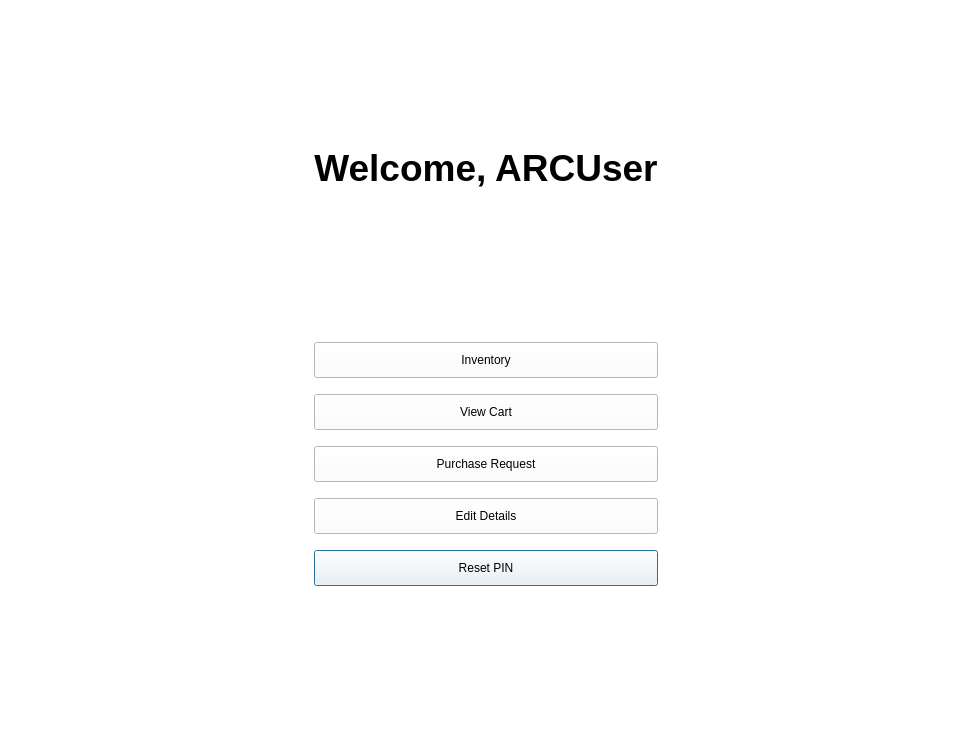
Qt form userprofile.ui (arc-bphc/sims-gui) before a commit.
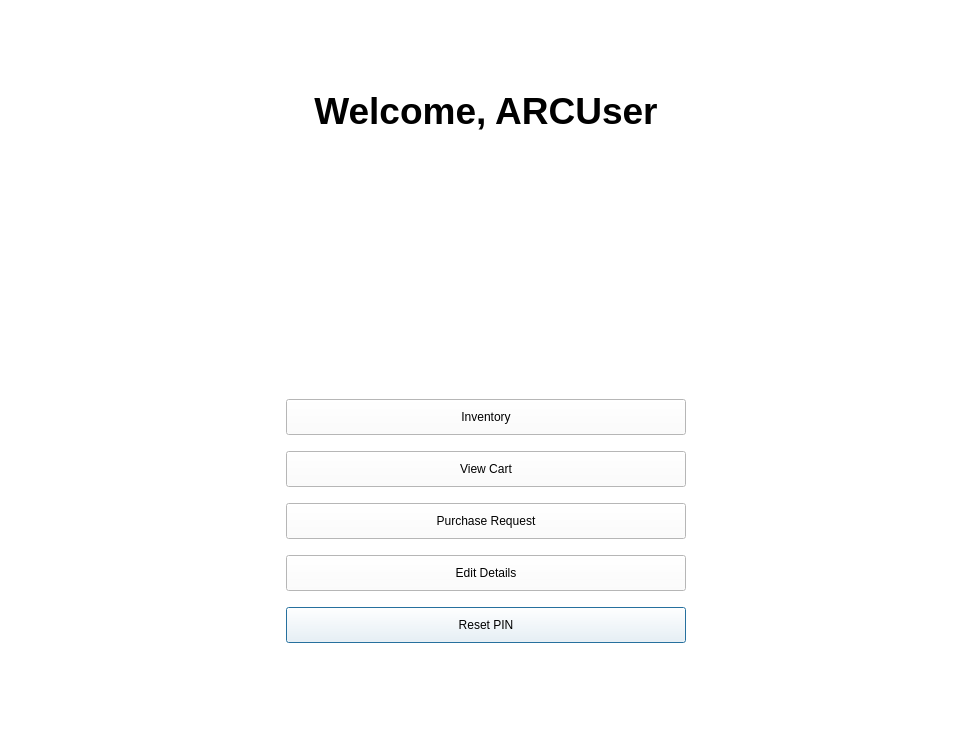
The same form after that commit. Icons and pictures are not drawn.

```diff
--- a/userprofile.ui
+++ b/userprofile.ui
@@ -37,14 +37,26 @@
        </property>
       </spacer>
      </item>
-     <item row="7" column="1">
+     <item row="9" column="1">
       <widget class="QPushButton" name="resetPinButton">
+       <property name="minimumSize">
+        <size>
+         <width>400</width>
+         <height>0</height>
+        </size>
+       </property>
+       <property name="maximumSize">
+        <size>
+         <width>400</width>
+         <height>16777215</height>
+        </size>
+       </property>
        <property name="text">
         <string>Reset PIN</string>
        </property>
       </widget>
      </item>
-     <item row="9" column="1">
+     <item row="11" column="1">
       <spacer name="verticalSpacer">
        <property name="orientation">
         <enum>Qt::Vertical</enum>
@@ -70,7 +82,7 @@
        </property>
       </widget>
      </item>
-     <item row="2" column="1">
+     <item row="4" column="1">
       <spacer name="verticalSpacer_3">
        <property name="orientation">
         <enum>Qt::Vertical</enum>
@@ -83,15 +95,39 @@
        </property>
       </spacer>
      </item>
-     <item row="3" column="1">
+     <item row="5" column="1">
       <widget class="QPushButton" name="inventoryButton">
+       <property name="minimumSize">
+        <size>
+         <width>400</width>
+         <height>0</height>
+        </size>
+       </property>
+       <property name="maximumSize">
+        <size>
+         <width>400</width>
+         <height>16777215</height>
+        </size>
+       </property>
        <property name="text">
         <string>Inventory</string>
        </property>
       </widget>
      </item>
-     <item row="5" column="1">
+     <item row="7" column="1">
       <widget class="QPushButton" name="requestButton">
+       <property name="minimumSize">
+        <size>
+         <width>400</width>
+         <height>0</height>
+        </size>
+       </property>
+       <property name="maximumSize">
+        <size>
+         <width>400</width>
+         <height>16777215</height>
+        </size>
+       </property>
        <property name="text">
         <string>Purchase Request</string>
        </property>
@@ -101,8 +137,20 @@
        </property>
       </widget>
      </item>
-     <item row="6" column="1">
+     <item row="8" column="1">
       <widget class="QPushButton" name="editDetailsButton">
+       <property name="minimumSize">
+        <size>
+         <width>400</width>
+         <height>0</height>
+        </size>
+       </property>
+       <property name="maximumSize">
+        <size>
+         <width>400</width>
+         <height>16777215</height>
+        </size>
+       </property>
        <property name="text">
         <string>Edit Details</string>
        </property>
@@ -134,13 +182,63 @@
        </property>
       </spacer>
      </item>
-     <item row="4" column="1">
+     <item row="6" column="1">
       <widget class="QPushButton" name="cartButton">
+       <property name="minimumSize">
+        <size>
+         <width>400</width>
+         <height>0</height>
+        </size>
+       </property>
+       <property name="maximumSize">
+        <size>
+         <width>400</width>
+         <height>16777215</height>
+        </size>
+       </property>
        <property name="text">
         <string>View Cart</string>
        </property>
       </widget>
      </item>
+     <item row="2" column="1">
+      <spacer name="verticalSpacer_4">
+       <property name="orientation">
+        <enum>Qt::Vertical</enum>
+       </property>
+       <property name="sizeHint" stdset="0">
+        <size>
+         <width>20</width>
+         <height>40</height>
+        </size>
+       </property>
+      </spacer>
+     </item>
+     <item row="3" column="1" alignment="Qt::AlignHCenter">
+      <widget class="QLabel" name="profilePic">
+       <property name="minimumSize">
+        <size>
+         <width>75</width>
+         <height>75</height>
+        </size>
+       </property>
+       <property name="maximumSize">
+        <size>
+         <width>150</width>
+         <height>150</height>
+        </size>
+       </property>
+       <property name="text">
+        <string/>
+       </property>
+       <property name="pixmap">
+        <pixmap>index.png</pixmap>
+       </property>
+       <property name="scaledContents">
+        <bool>true</bool>
+       </property>
+      </widget>
+     </item>
     </layout>
    </item>
   </layout>
```
Left out of the diff: 2 changed lines with no effect on the pictures.
